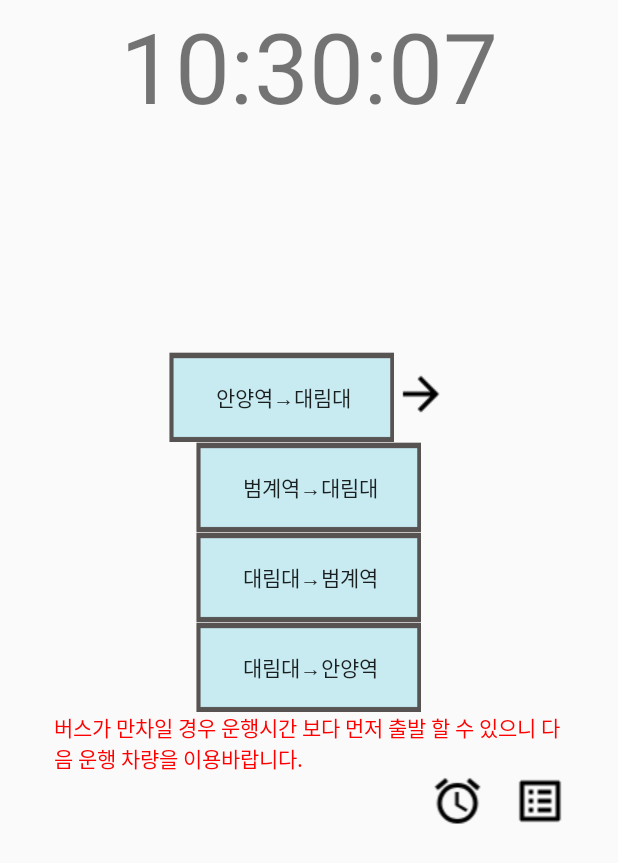
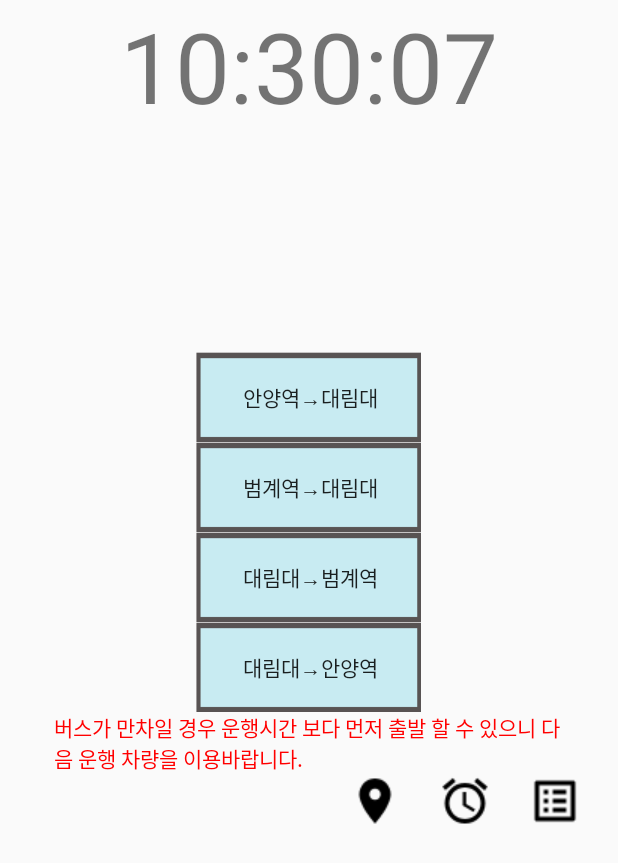
Before and after one commit to choissungho/busproject1, an Android app: the screen it shows after launch (MainActivity), on a phone screen of 412 x 824 dp. Shown: the top 863 px of the screen. Run offline under Robolectric (Android 15) with nearby library versions, the phone set to English and light mode, and no system bars.

Commit message:
지도 버튼 디자인 및 레이아웃 변경

```diff
--- a/app/src/main/res/layout/activity_main.xml
+++ b/app/src/main/res/layout/activity_main.xml
@@ -36,12 +36,7 @@
             android:background="@drawable/btblue"
             android:text=" 안양역→대림대" />
 
-        <ImageView
-            android:id="@+id/Ainfo"
-            android:layout_width="wrap_content"
-            android:layout_height="wrap_content"
-            android:layout_marginTop="10dp"
-            android:src="@drawable/map" />
+
 
 
     </LinearLayout>
@@ -106,10 +101,16 @@
         android:layout_height="wrap_content">
 
         <ImageView
+            android:layout_marginLeft="220dp"
+            android:id="@+id/Ainfo"
+            android:layout_width="60dp"
+            android:layout_height="wrap_content"
+            android:src="@drawable/map" />
+
+        <ImageView
             android:id="@+id/alarm"
-            android:layout_width="50dp"
+            android:layout_width="60dp"
             android:layout_height="wrap_content"
-            android:layout_marginLeft="280dp"
             android:src="@drawable/clock" />
 
         <ImageView
@@ -118,7 +119,6 @@
             android:layout_height="wrap_content"
             android:src="@drawable/timetable" />
 
-<!--SHA1: B3:FD:55:DC:9F:3E:CC:11:54:47:B3:7D:5B:72:22:6D:07:99:96:17-->
 
     </LinearLayout>
 
```
Also changed, not shown: app/src/main/res/drawable-v24/map.png.
